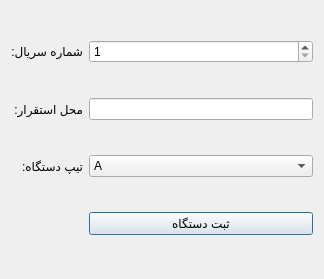
The window that add_equip_detail.ui (Ah00ra/CMMS) describes before a commit, drawn with Qt 5.
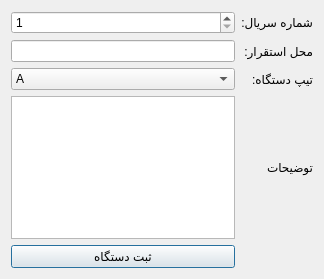
The same window after the commit.

```diff
--- a/add_equip_detail.ui
+++ b/add_equip_detail.ui
@@ -14,51 +14,9 @@
    <string>افزودن دستگاه</string>
   </property>
   <layout class="QGridLayout" name="gridLayout">
-   <item row="2" column="0">
-    <widget class="QLabel" name="label">
-     <property name="text">
-      <string>محل استقرار:</string>
-     </property>
-    </widget>
-   </item>
-   <item row="4" column="1">
-    <widget class="QPushButton" name="saveButton">
-     <property name="text">
-      <string>ثبت دستگاه</string>
-     </property>
-    </widget>
-   </item>
    <item row="2" column="1">
     <widget class="QLineEdit" name="locationEdit"/>
    </item>
-   <item row="1" column="0">
-    <widget class="QLabel" name="label">
-     <property name="text">
-      <string>شماره سریال:</string>
-     </property>
-    </widget>
-   </item>
-   <item row="3" column="1">
-    <widget class="QComboBox" name="typeComboBox">
-     <item>
-      <property name="text">
-       <string>A</string>
-      </property>
-     </item>
-     <item>
-      <property name="text">
-       <string>B</string>
-      </property>
-     </item>
-    </widget>
-   </item>
-   <item row="3" column="0">
-    <widget class="QLabel" name="label">
-     <property name="text">
-      <string>تیپ دستگاه:</string>
-     </property>
-    </widget>
-   </item>
    <item row="1" column="1">
     <widget class="QSpinBox" name="serialCode">
      <property name="minimum">
@@ -69,6 +27,62 @@
      </property>
     </widget>
    </item>
+   <item row="7" column="1">
+    <widget class="QPushButton" name="saveButton">
+     <property name="text">
+      <string>ثبت دستگاه</string>
+     </property>
+    </widget>
+   </item>
+   <item row="4" column="1">
+    <widget class="QPlainTextEdit" name="equipment_note">
+     <property name="plainText">
+      <string/>
+     </property>
+    </widget>
+   </item>
+   <item row="3" column="1">
+    <widget class="QComboBox" name="typeComboBox">
+     <item>
+      <property name="text">
+       <string>A</string>
+      </property>
+     </item>
+     <item>
+      <property name="text">
+       <string>B</string>
+      </property>
+     </item>
+    </widget>
+   </item>
+   <item row="1" column="2">
+    <widget class="QLabel" name="label">
+     <property name="text">
+      <string>شماره سریال:</string>
+     </property>
+    </widget>
+   </item>
+   <item row="2" column="2">
+    <widget class="QLabel" name="label">
+     <property name="text">
+      <string>محل استقرار:</string>
+     </property>
+    </widget>
+   </item>
+   <item row="3" column="2">
+    <widget class="QLabel" name="label">
+     <property name="text">
+      <string>تیپ دستگاه:</string>
+     </property>
+    </widget>
+   </item>
+   <item row="4" column="2">
+    <widget class="QLabel" name="label_2">
+     <property name="text">
+      <string>توضیحات</string>
+     </property>
+    </widget>
+   </item>
   </layout>
  </widget>
  <resources/>
```
